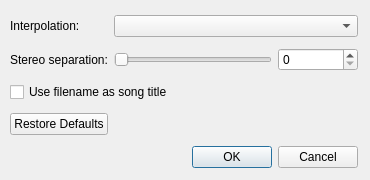
Old version of the form qmmp/src/plugins/Input/openmpt/settingsdialog.ui in the repository Greedysky/TTKMusicPlayer.
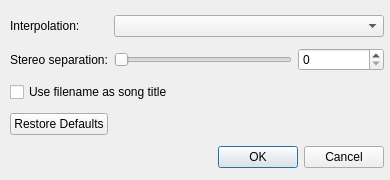
New version of the form.

The edit to the form file:
```diff
--- a/qmmp/src/plugins/Input/openmpt/settingsdialog.ui
+++ b/qmmp/src/plugins/Input/openmpt/settingsdialog.ui
@@ -6,19 +6,19 @@
    <rect>
     <x>0</x>
     <y>0</y>
-    <width>370</width>
+    <width>390</width>
     <height>180</height>
    </rect>
   </property>
   <property name="minimumSize">
    <size>
-    <width>370</width>
+    <width>390</width>
     <height>180</height>
    </size>
   </property>
   <property name="maximumSize">
    <size>
-    <width>370</width>
+    <width>390</width>
     <height>180</height>
    </size>
   </property>
@@ -30,7 +30,7 @@
     <rect>
      <x>10</x>
      <y>10</y>
-     <width>348</width>
+     <width>374</width>
      <height>167</height>
     </rect>
    </property>
```
Left out of the diff: 6 changed lines with no effect on the pictures.
